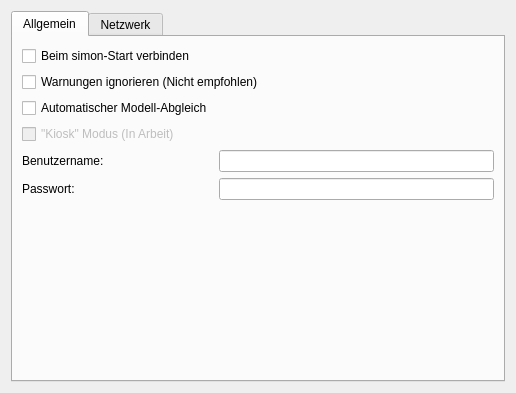
KDE/simon, file simon/src/simonrecognitioncontrol/networksettingsdlg.ui: the form before one commit.
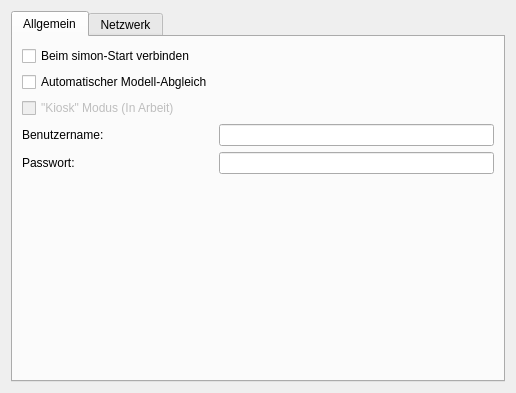
The form after the commit. Icons and pictures are not drawn. Custom widgets are drawn as their Qt base class.

What changed in the file:
```diff
--- a/simon/src/simonrecognitioncontrol/networksettingsdlg.ui
+++ b/simon/src/simonrecognitioncontrol/networksettingsdlg.ui
@@ -38,14 +38,7 @@
          </property>
         </widget>
        </item>
-       <item row="2" column="0" colspan="2" >
-        <widget class="QCheckBox" name="kcfg_JuliusdContinueOnWarning" >
-         <property name="text" >
-          <string>Warnungen ignorieren (Nicht empfohlen)</string>
-         </property>
-        </widget>
-       </item>
-       <item row="4" column="0" colspan="2" >
+       <item row="3" column="0" colspan="2" >
         <widget class="QCheckBox" name="cbKiosk" >
          <property name="enabled" >
           <bool>false</bool>
@@ -55,7 +48,7 @@
          </property>
         </widget>
        </item>
-       <item row="5" column="0" >
+       <item row="4" column="0" >
         <widget class="QLabel" name="lbUsername" >
          <property name="text" >
           <string>Benutzername:</string>
@@ -65,10 +58,10 @@
          </property>
         </widget>
        </item>
-       <item row="5" column="1" >
+       <item row="4" column="1" >
         <widget class="KLineEdit" name="kcfg_JuliusdUsername" />
        </item>
-       <item row="6" column="0" >
+       <item row="5" column="0" >
         <widget class="QLabel" name="lbPassword" >
          <property name="text" >
           <string>Passwort:</string>
@@ -78,14 +71,14 @@
          </property>
         </widget>
        </item>
-       <item row="6" column="1" >
+       <item row="5" column="1" >
         <widget class="KLineEdit" name="kcfg_JuliusdPassword" >
          <property name="echoMode" >
           <enum>QLineEdit::Password</enum>
          </property>
         </widget>
        </item>
-       <item row="7" column="0" colspan="2" >
+       <item row="6" column="0" colspan="2" >
         <spacer>
          <property name="orientation" >
           <enum>Qt::Vertical</enum>
@@ -98,8 +91,8 @@
          </property>
         </spacer>
        </item>
-       <item row="3" column="0" >
-        <widget class="QCheckBox" name="cbAutomaticSync" >
+       <item row="2" column="0" >
+        <widget class="QCheckBox" name="kcfg_AutomaticSync" >
          <property name="text" >
           <string>Automatischer Modell-Abgleich</string>
          </property>
```
